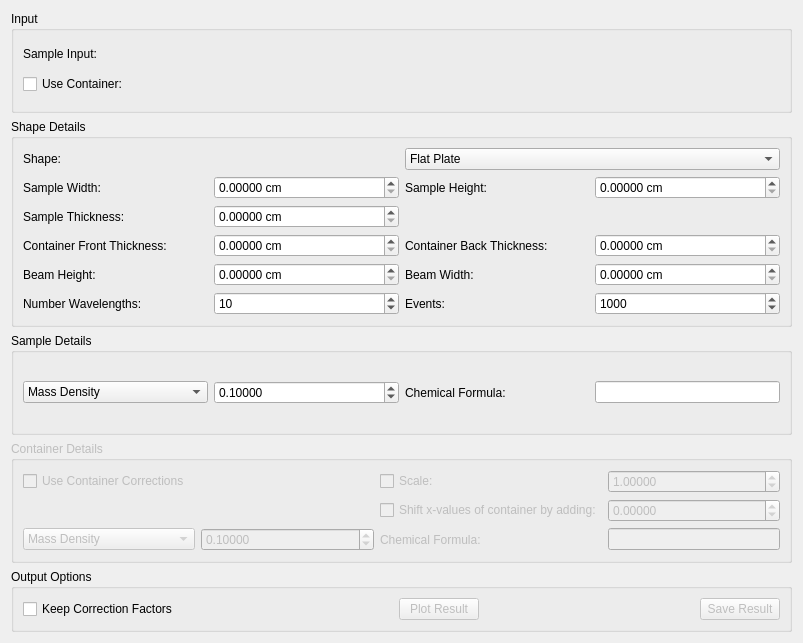
Above: MantidQt/CustomInterfaces/inc/MantidQtCustomInterfaces/Indirect/AbsorptionCorrections.ui from mantidproject/mantid before the change. Below: the same form after it.
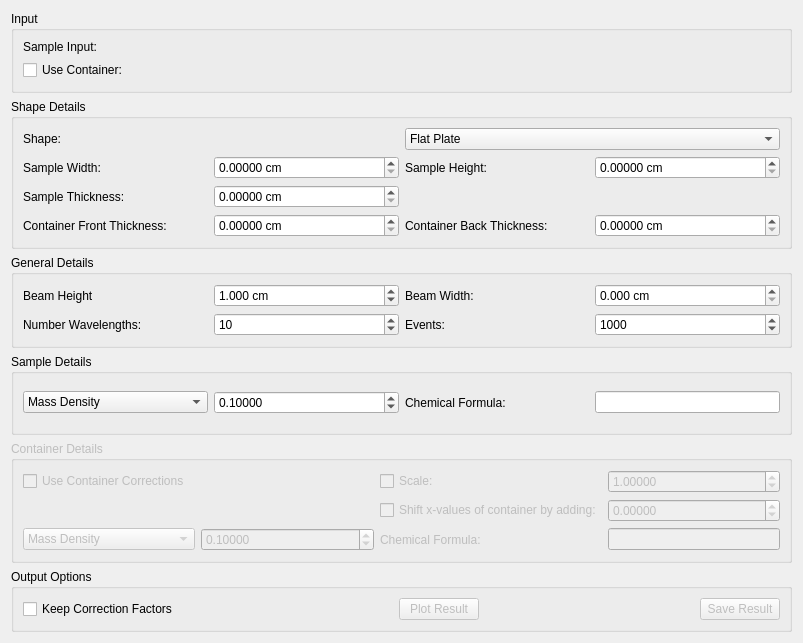
That is the form after the change. Custom widgets are drawn as their Qt base class.

Commit message: Refs #16843 refactor AbsorptionCorrenctions gui

```diff
--- a/MantidQt/CustomInterfaces/inc/MantidQtCustomInterfaces/Indirect/AbsorptionCorrections.ui
+++ b/MantidQt/CustomInterfaces/inc/MantidQtCustomInterfaces/Indirect/AbsorptionCorrections.ui
@@ -168,22 +168,6 @@
             </property>
            </widget>
           </item>
-          <item row="5" column="1">
-           <widget class="QDoubleSpinBox" name="spFlatBeamHeight">
-            <property name="suffix">
-             <string> cm</string>
-            </property>
-            <property name="decimals">
-             <number>5</number>
-            </property>
-            <property name="singleStep">
-             <double>0.100000000000000</double>
-            </property>
-            <property name="value">
-             <double>0.000000000000000</double>
-            </property>
-           </widget>
-          </item>
           <item row="3" column="1">
            <widget class="QDoubleSpinBox" name="spFlatCanFrontThickness">
             <property name="suffix">
@@ -210,13 +194,6 @@
             </property>
            </widget>
           </item>
-          <item row="5" column="0">
-           <widget class="QLabel" name="lbFlatBeamHeight">
-            <property name="text">
-             <string>Beam Height:</string>
-            </property>
-           </widget>
-          </item>
           <item row="1" column="1">
            <widget class="QDoubleSpinBox" name="spFlatSampleWidth">
             <property name="suffix">
@@ -277,60 +254,6 @@
             </property>
            </widget>
           </item>
-          <item row="5" column="2">
-           <widget class="QLabel" name="lbFlatBeamWidth">
-            <property name="text">
-             <string>Beam Width:</string>
-            </property>
-           </widget>
-          </item>
-          <item row="5" column="3">
-           <widget class="QDoubleSpinBox" name="spFlatBeamWidth">
-            <property name="suffix">
-             <string> cm</string>
-            </property>
-            <property name="decimals">
-             <number>5</number>
-            </property>
-            <property name="singleStep">
-             <double>0.100000000000000</double>
-            </property>
-           </widget>
-          </item>
-          <item row="6" column="0">
-           <widget class="QLabel" name="lbFlatNumberWavelengths">
-            <property name="text">
-             <string>Number Wavelengths:</string>
-            </property>
-           </widget>
-          </item>
-          <item row="6" column="1">
-           <widget class="QSpinBox" name="spFlatNumberWavelengths">
-            <property name="minimum">
-             <number>1</number>
-            </property>
-            <property name="value">
-             <number>10</number>
-            </property>
-           </widget>
-          </item>
-          <item row="6" column="2">
-           <widget class="QLabel" name="lbFlatNumberEvents">
-            <property name="text">
-             <string>Events:</string>
-            </property>
-           </widget>
-          </item>
-          <item row="6" column="3">
-           <widget class="QSpinBox" name="spFlatNumberEvents">
-            <property name="maximum">
-             <number>10000000</number>
-            </property>
-            <property name="value">
-             <number>1000</number>
-            </property>
-           </widget>
-          </item>
          </layout>
         </widget>
         <widget class="QWidget" name="pgAbsCorAnnulus">
@@ -512,6 +435,92 @@
      </layout>
     </widget>
    </item>
+   <item>
+    <widget class="QGroupBox" name="gbGeneralDetails">
+     <property name="title">
+      <string>General Details</string>
+     </property>
+     <layout class="QGridLayout" name="gridLayout_3">
+      <item row="0" column="0">
+       <widget class="QLabel" name="lbBeamHeight">
+        <property name="text">
+         <string>Beam Height</string>
+        </property>
+       </widget>
+      </item>
+      <item row="0" column="1">
+       <widget class="QDoubleSpinBox" name="spBeamHeight">
+        <property name="suffix">
+         <string> cm</string>
+        </property>
+        <property name="decimals">
+         <number>3</number>
+        </property>
+        <property name="singleStep">
+         <double>0.100000000000000</double>
+        </property>
+        <property name="value">
+         <double>1.000000000000000</double>
+        </property>
+       </widget>
+      </item>
+      <item row="0" column="2">
+       <widget class="QLabel" name="lbBeamWidth">
+        <property name="text">
+         <string>Beam Width:</string>
+        </property>
+       </widget>
+      </item>
+      <item row="0" column="3">
+       <widget class="QDoubleSpinBox" name="spBeamWidth">
+        <property name="suffix">
+         <string> cm</string>
+        </property>
+        <property name="decimals">
+         <number>3</number>
+        </property>
+        <property name="singleStep">
+         <double>0.100000000000000</double>
+        </property>
+       </widget>
+      </item>
+      <item row="1" column="0">
+       <widget class="QLabel" name="lbNumberWavelengths">
+        <property name="text">
+         <string>Number Wavelengths:</string>
+        </property>
+       </widget>
+      </item>
+      <item row="1" column="1">
+       <widget class="QSpinBox" name="spNumberWavelengths">
+        <property name="minimum">
+         <number>1</number>
+        </property>
+        <property name="value">
+         <number>10</number>
+        </property>
+       </widget>
+      </item>
+      <item row="1" column="2">
+       <widget class="QLabel" name="lbNumberEvents">
+        <property name="text">
+         <string>Events:</string>
+        </property>
+       </widget>
+      </item>
+      <item row="1" column="3">
+       <widget class="QSpinBox" name="spNumberEvents">
+        <property name="maximum">
+         <number>10000000</number>
+        </property>
+        <property name="value">
+         <number>1000</number>
+        </property>
+       </widget>
+      </item>
+     </layout>
+    </widget>
+   </item>
    <item>
     <widget class="QGroupBox" name="gbSampleDetails">
      <property name="title">
```
Left out of the diff: 107 changed lines with no effect on the pictures.
